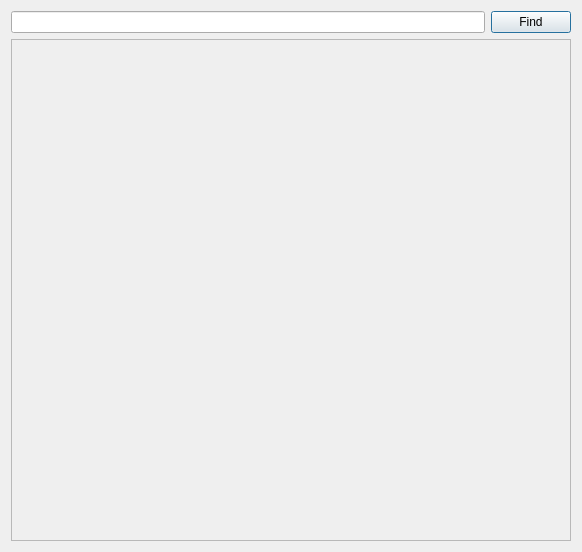
Above: src/widgets/searchdialog.ui from 0xzer0x/quran-companion before the change. Below: the same form after it.
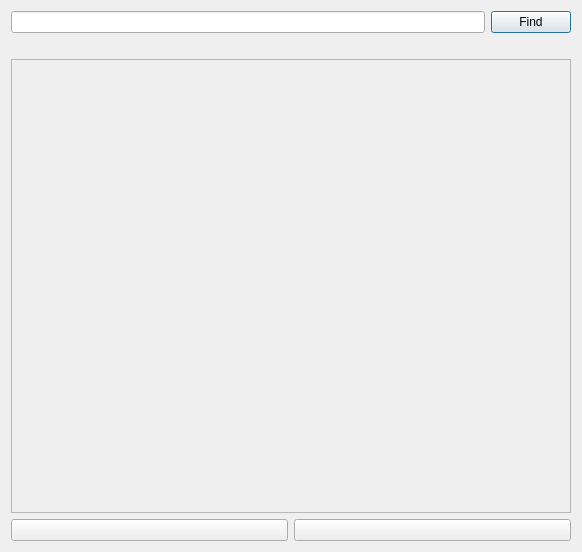
That is the form after the change.

Commit message: limit search results to 50 per page

Diff of the .ui file:
```diff
--- a/src/widgets/searchdialog.ui
+++ b/src/widgets/searchdialog.ui
@@ -28,6 +28,13 @@
      </item>
     </layout>
    </item>
+   <item>
+    <widget class="QLabel" name="lbResultCount">
+     <property name="text">
+      <string/>
+     </property>
+    </widget>
+   </item>
    <item>
     <widget class="QScrollArea" name="scrollArea">
      <property name="horizontalScrollBarPolicy">
@@ -45,13 +52,31 @@
         <x>0</x>
         <y>0</y>
         <width>562</width>
-        <height>500</height>
+        <height>446</height>
        </rect>
       </property>
       <layout class="QVBoxLayout" name="verticalLayout_2"/>
      </widget>
     </widget>
    </item>
+   <item>
+    <layout class="QHBoxLayout" name="horizontalLayout_2">
+     <item>
+      <widget class="QPushButton" name="btnFwdRes">
+       <property name="text">
+        <string/>
+       </property>
+      </widget>
+     </item>
+     <item>
+      <widget class="QPushButton" name="btnBwdRes">
+       <property name="text">
+        <string/>
+       </property>
+      </widget>
+     </item>
+    </layout>
+   </item>
   </layout>
  </widget>
  <resources/>
```
The commit also changes 7 other files.
